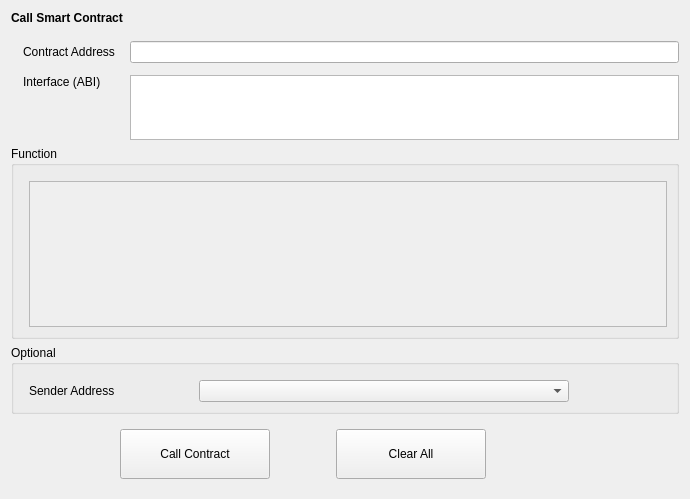
shaileshnift/UIDD, file src/qt/forms/callcontract.ui: the form before one commit.
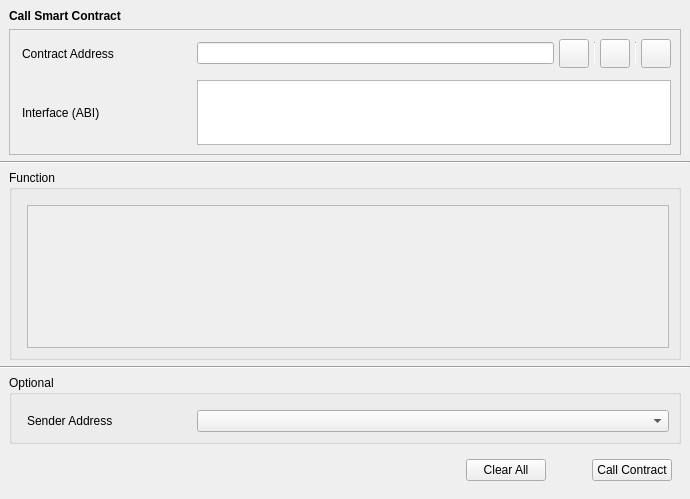
The form after the commit. Custom widgets are drawn as their Qt base class.

Diff of the .ui file:
```diff
--- a/src/qt/forms/callcontract.ui
+++ b/src/qt/forms/callcontract.ui
@@ -14,6 +14,18 @@
    <string>Form</string>
   </property>
   <layout class="QVBoxLayout" name="verticalLayout">
+   <property name="leftMargin">
+    <number>0</number>
+   </property>
+   <property name="topMargin">
+    <number>9</number>
+   </property>
+   <property name="rightMargin">
+    <number>0</number>
+   </property>
+   <property name="bottomMargin">
+    <number>9</number>
+   </property>
    <item>
     <widget class="QStackedWidget" name="stackedWidget">
      <property name="currentIndex">
@@ -34,6 +46,20 @@
         <number>0</number>
        </property>
        <item>
+        <layout class="QVBoxLayout" name="verticalLayout_5">
+         <property name="leftMargin">
+          <number>9</number>
+         </property>
+         <property name="topMargin">
+          <number>0</number>
+         </property>
+         <property name="rightMargin">
+          <number>9</number>
+         </property>
+         <property name="bottomMargin">
+          <number>0</number>
+         </property>
+         <item>
         <widget class="QLabel" name="labelTitle">
          <property name="font">
           <font>
@@ -47,39 +73,40 @@
         </widget>
        </item>
        <item>
-        <spacer name="verticalSpacer_4">
-         <property name="orientation">
-          <enum>Qt::Vertical</enum>
-         </property>
-         <property name="sizeType">
-          <enum>QSizePolicy::Fixed</enum>
-         </property>
-         <property name="sizeHint" stdset="0">
-          <size>
-           <width>20</width>
-           <height>10</height>
-          </size>
-         </property>
-        </spacer>
-       </item>
+          <widget class="QFrame" name="frameContract">
+           <property name="sizePolicy">
+            <sizepolicy hsizetype="Preferred" vsizetype="Fixed">
+             <horstretch>0</horstretch>
+             <verstretch>0</verstretch>
+            </sizepolicy>
+           </property>
+           <property name="frameShape">
+            <enum>QFrame::StyledPanel</enum>
+           </property>
+           <property name="frameShadow">
+            <enum>QFrame::Raised</enum>
+           </property>
+           <layout class="QVBoxLayout" name="verticalLayout_2">
+            <property name="leftMargin">
+             <number>0</number>
+            </property>
+            <property name="rightMargin">
+             <number>0</number>
+            </property>
        <item>
         <layout class="QGridLayout" name="gridLayout">
          <property name="leftMargin">
           <number>12</number>
          </property>
+              <property name="rightMargin">
+               <number>9</number>
+              </property>
          <property name="horizontalSpacing">
           <number>15</number>
          </property>
          <property name="verticalSpacing">
           <number>12</number>
          </property>
-         <item row="0" column="0">
-          <widget class="QLabel" name="labelContractAddress">
-           <property name="text">
-            <string>Contract Address</string>
-           </property>
-          </widget>
-         </item>
          <item row="1" column="2">
           <widget class="QValidatedTextEdit" name="textEditInterface">
            <property name="sizePolicy">
@@ -100,10 +127,99 @@
           </widget>
          </item>
          <item row="0" column="2">
+               <layout class="QHBoxLayout" name="horizontalLayout_2">
+                <property name="spacing">
+                 <number>5</number>
+                </property>
+                <item>
           <widget class="QValidatedLineEdit" name="lineEditContractAddress"/>
          </item>
-         <item row="1" column="0" alignment="Qt::AlignTop">
+                <item>
+                 <widget class="QToolButton" name="loadInfoButton">
+                  <property name="toolTip">
+                   <string>Choose from contract book page</string>
+                  </property>
+                  <property name="text">
+                   <string/>
+                  </property>
+                  <property name="iconSize">
+                   <size>
+                    <width>22</width>
+                    <height>22</height>
+                   </size>
+                  </property>
+                 </widget>
+                </item>
+                <item>
+                 <widget class="Line" name="vLine">
+                  <property name="maximumSize">
+                   <size>
+                    <width>1</width>
+                    <height>22</height>
+                   </size>
+                  </property>
+                  <property name="orientation">
+                   <enum>Qt::Vertical</enum>
+                  </property>
+                 </widget>
+                </item>
+                <item>
+                 <widget class="QToolButton" name="pasteAddressButton">
+                  <property name="toolTip">
+                   <string>Paste contract address from clipboard</string>
+                  </property>
+                  <property name="text">
+                   <string/>
+                  </property>
+                  <property name="iconSize">
+                   <size>
+                    <width>22</width>
+                    <height>22</height>
+                   </size>
+                  </property>
+                 </widget>
+                </item>
+                <item>
+                 <widget class="Line" name="vLine2">
+                  <property name="maximumSize">
+                   <size>
+                    <width>1</width>
+                    <height>22</height>
+                   </size>
+                  </property>
+                  <property name="orientation">
+                   <enum>Qt::Vertical</enum>
+                  </property>
+                 </widget>
+                </item>
+                <item>
+                 <widget class="QToolButton" name="saveInfoButton">
+                  <property name="toolTip">
+                   <string>Save contract info</string>
+                  </property>
+                  <property name="text">
+                   <string/>
+                  </property>
+                  <property name="iconSize">
+                   <size>
+                    <width>22</width>
+                    <height>22</height>
+                   </size>
+                  </property>
+                 </widget>
+                </item>
+               </layout>
+              </item>
+              <item row="1" column="0">
+               <layout class="QVBoxLayout" name="verticalLayout_10">
+                <item>
           <widget class="QLabel" name="labelInterface">
+                  <property name="minimumSize">
+                   <size>
+                    <width>160</width>
+                    <height>0</height>
+                   </size>
+                  </property>
            <property name="text">
             <string>Interface (ABI)</string>
            </property>
@@ -111,6 +227,51 @@
          </item>
         </layout>
        </item>
+              <item row="0" column="0">
+               <layout class="QVBoxLayout" name="verticalLayout_11">
+                <item>
+                 <widget class="QLabel" name="labelContractAddress">
+                  <property name="minimumSize">
+                   <size>
+                    <width>160</width>
+                    <height>0</height>
+                   </size>
+                  </property>
+                  <property name="text">
+                   <string>Contract Address</string>
+                  </property>
+                 </widget>
+                </item>
+               </layout>
+              </item>
+             </layout>
+            </item>
+           </layout>
+          </widget>
+         </item>
+        </layout>
+       </item>
+       <item>
+        <widget class="Line" name="hContractLine">
+         <property name="orientation">
+          <enum>Qt::Horizontal</enum>
+         </property>
+        </widget>
+       </item>
+       <item>
+        <layout class="QVBoxLayout" name="verticalLayout_7">
+         <property name="leftMargin">
+          <number>9</number>
+         </property>
+         <property name="topMargin">
+          <number>0</number>
+         </property>
+         <property name="rightMargin">
+          <number>9</number>
+         </property>
+         <property name="bottomMargin">
+          <number>0</number>
+         </property>
        <item>
         <widget class="QGroupBox" name="groupBoxFunction">
          <property name="title">
@@ -133,8 +294,8 @@
               <rect>
                <x>0</x>
                <y>0</y>
-               <width>638</width>
-               <height>137</height>
+                 <width>640</width>
+                 <height>116</height>
               </rect>
              </property>
             </widget>
@@ -143,6 +304,29 @@
          </layout>
         </widget>
        </item>
+        </layout>
+       </item>
+       <item>
+        <widget class="Line" name="hContractLine2">
+         <property name="orientation">
+          <enum>Qt::Horizontal</enum>
+         </property>
+        </widget>
+       </item>
+       <item>
+        <layout class="QVBoxLayout" name="verticalLayout_8">
+         <property name="leftMargin">
+          <number>9</number>
+         </property>
+         <property name="topMargin">
+          <number>0</number>
+         </property>
+         <property name="rightMargin">
+          <number>9</number>
+         </property>
+         <property name="bottomMargin">
+          <number>0</number>
+         </property>
        <item>
         <widget class="QGroupBox" name="groupBoxOptional">
          <property name="title">
@@ -169,12 +353,6 @@
               <height>0</height>
              </size>
             </property>
-            <property name="maximumSize">
-             <size>
-              <width>370</width>
-              <height>16777215</height>
-             </size>
-            </property>
            </widget>
           </item>
           <item row="0" column="0">
@@ -196,21 +374,10 @@
             </property>
            </widget>
           </item>
-          <item row="0" column="2">
-           <spacer name="horizontalSpacer_4">
-            <property name="orientation">
-             <enum>Qt::Horizontal</enum>
-            </property>
-            <property name="sizeHint" stdset="0">
-             <size>
-              <width>0</width>
-              <height>20</height>
-             </size>
-            </property>
-           </spacer>
-          </item>
-         </layout>
-        </widget>
+           </layout>
+          </widget>
+         </item>
+        </layout>
        </item>
       </layout>
      </widget>
@@ -219,13 +386,13 @@
    <item>
     <layout class="QHBoxLayout" name="horizontalLayout">
      <property name="leftMargin">
-      <number>9</number>
+      <number>18</number>
      </property>
      <property name="topMargin">
       <number>9</number>
      </property>
      <property name="rightMargin">
-      <number>9</number>
+      <number>18</number>
      </property>
      <property name="bottomMargin">
       <number>9</number>
@@ -236,40 +403,11 @@
         <enum>Qt::Horizontal</enum>
        </property>
        <property name="sizeType">
-        <enum>QSizePolicy::Fixed</enum>
+        <enum>QSizePolicy::Expanding</enum>
        </property>
        <property name="sizeHint" stdset="0">
         <size>
-         <width>100</width>
-         <height>20</height>
-        </size>
-       </property>
-      </spacer>
-     </item>
-     <item>
-      <widget class="QPushButton" name="pushButtonCallContract">
-       <property name="minimumSize">
-        <size>
-         <width>150</width>
-         <height>50</height>
-        </size>
-       </property>
-       <property name="text">
-        <string>Call Contract</string>
-       </property>
-      </widget>
-     </item>
-     <item>
-      <spacer name="horizontalSpacer_3">
-       <property name="orientation">
-        <enum>Qt::Horizontal</enum>
-       </property>
-       <property name="sizeType">
-        <enum>QSizePolicy::Fixed</enum>
-       </property>
-       <property name="sizeHint" stdset="0">
-        <size>
-         <width>60</width>
+         <width>40</width>
          <height>20</height>
         </size>
        </property>
@@ -277,22 +415,19 @@
      </item>
      <item>
       <widget class="QPushButton" name="pushButtonClearAll">
-       <property name="minimumSize">
-        <size>
-         <width>150</width>
-         <height>50</height>
-        </size>
-       </property>
        <property name="text">
         <string>Clear All</string>
        </property>
       </widget>
      </item>
      <item>
-      <spacer name="horizontalSpacer_2">
+      <spacer name="horizontalSpacer_3">
        <property name="orientation">
         <enum>Qt::Horizontal</enum>
        </property>
+       <property name="sizeType">
+        <enum>QSizePolicy::Fixed</enum>
+       </property>
        <property name="sizeHint" stdset="0">
         <size>
          <width>40</width>
@@ -301,20 +436,27 @@
        </property>
       </spacer>
      </item>
+     <item>
+      <widget class="QPushButton" name="pushButtonCallContract">
+       <property name="text">
+        <string>Call Contract</string>
+       </property>
+      </widget>
+     </item>
     </layout>
    </item>
   </layout>
  </widget>
  <customwidgets>
-  <customwidget>
-   <class>AddressField</class>
-   <extends>QComboBox</extends>
-   <header>addressfield.h</header>
-  </customwidget>
   <customwidget>
    <class>QValidatedTextEdit</class>
    <extends>QTextEdit</extends>
-   <header>qvalidatedtextedit.h</header>
+   <header>qt/qvalidatedtextedit.h</header>
+  </customwidget>
+  <customwidget>
+   <class>AddressField</class>
+   <extends>QComboBox</extends>
+   <header>qt/addressfield.h</header>
   </customwidget>
   <customwidget>
    <class>QValidatedLineEdit</class>
```
Left out of the diff: 2 changed lines with no effect on the pictures. Lines whose indentation alone changed are shown as unchanged.
